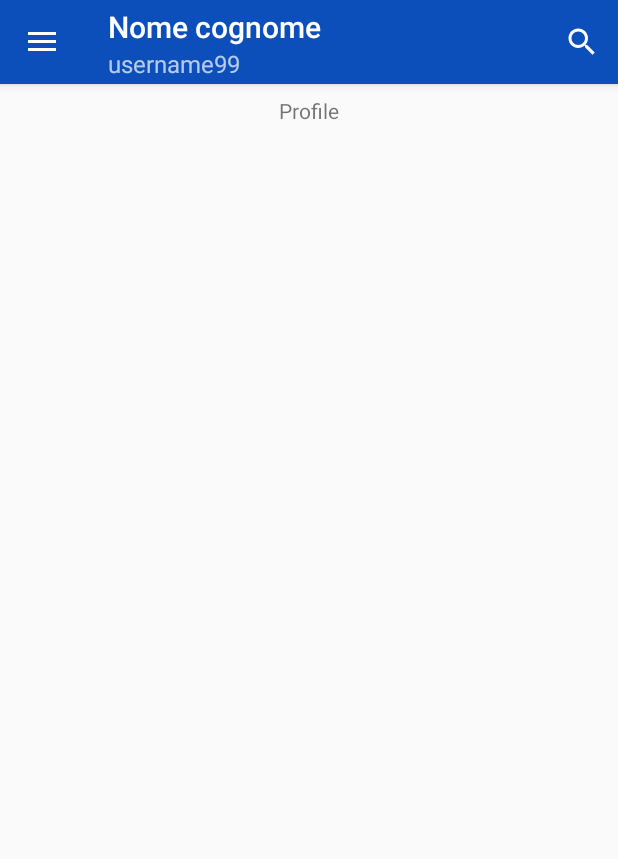
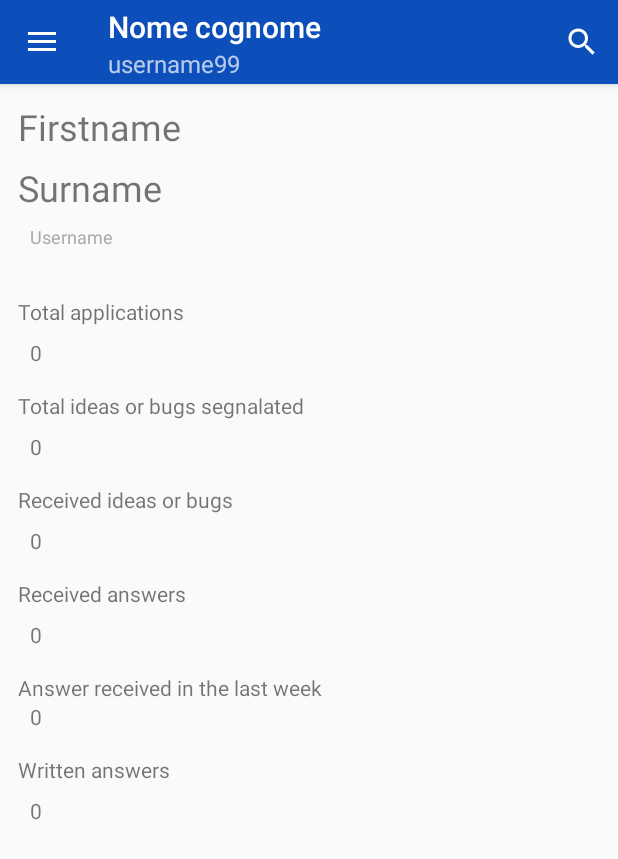
Before and after one commit to KayJay7/IdeaTracker, an Android app: the MainActivity screen opened directly, with no data from a screen before it, on a phone screen of 412 x 824 dp. Shown: the top 859 px of the screen. Run offline under Robolectric (Android 15) with nearby library versions, the phone set to English and light mode, and no system bars.

Commit message:
layout_profile completed

```diff
--- a/app/src/main/res/layout/layout_profile.xml
+++ b/app/src/main/res/layout/layout_profile.xml
@@ -1,5 +1,6 @@
 <?xml version="1.0" encoding="utf-8"?>
 <android.support.constraint.ConstraintLayout xmlns:android="http://schemas.android.com/apk/res/android"
+    xmlns:tools="http://schemas.android.com/tools"
     android:layout_width="match_parent"
     android:layout_height="match_parent"
     xmlns:app="http://schemas.android.com/apk/res-auto">
@@ -8,14 +9,146 @@
         android:id="@+id/textView2"
         android:layout_width="wrap_content"
         android:layout_height="wrap_content"
-        android:layout_marginBottom="8dp"
-        android:layout_marginEnd="8dp"
-        android:layout_marginStart="8dp"
-        android:layout_marginTop="8dp"
-        android:text="Profile"
-        app:layout_constraintBottom_toBottomOf="parent"
-        app:layout_constraintEnd_toEndOf="parent"
+        android:layout_marginStart="12dp"
+        android:layout_marginTop="12dp"
+        android:text="@string/fstname"
+        android:textSize="24sp"
         app:layout_constraintStart_toStartOf="parent"
         app:layout_constraintTop_toTopOf="parent" />
 
+    <TextView
+        android:id="@+id/textView3"
+        android:layout_width="wrap_content"
+        android:layout_height="wrap_content"
+        android:layout_marginTop="8dp"
+        android:text="@string/srname"
+        android:textSize="24sp"
+        app:layout_constraintStart_toStartOf="@+id/textView2"
+        app:layout_constraintTop_toBottomOf="@+id/textView2" />
+
+    <TextView
+        android:id="@+id/textView4"
+        android:layout_width="wrap_content"
+        android:layout_height="wrap_content"
+        android:layout_marginStart="8dp"
+        android:layout_marginTop="8dp"
+        android:text="@string/usrn"
+        android:textColor="@android:color/darker_gray"
+        android:textSize="12sp"
+        app:layout_constraintStart_toStartOf="@+id/textView3"
+        app:layout_constraintTop_toBottomOf="@+id/textView3" />
+
+    <TextView
+        android:id="@+id/textView5"
+        android:layout_width="wrap_content"
+        android:layout_height="wrap_content"
+        android:layout_marginTop="32dp"
+        android:text="@string/total_applications"
+        app:layout_constraintStart_toStartOf="@+id/textView3"
+        app:layout_constraintTop_toBottomOf="@+id/textView4" />
+
+    <TextView
+        android:id="@+id/textView6"
+        android:layout_width="wrap_content"
+        android:layout_height="wrap_content"
+        android:layout_marginStart="8dp"
+        android:layout_marginTop="8dp"
+        android:text="@string/def0"
+        app:layout_constraintStart_toStartOf="@+id/textView5"
+        app:layout_constraintTop_toBottomOf="@+id/textView5" />
+
+    <TextView
+        android:id="@+id/textView7"
+        android:layout_width="wrap_content"
+        android:layout_height="wrap_content"
+        android:layout_marginTop="16dp"
+        android:text="@string/total_ideas_bugs"
+        app:layout_constraintStart_toStartOf="@+id/textView5"
+        app:layout_constraintTop_toBottomOf="@+id/textView6" />
+
+    <TextView
+        android:id="@+id/textView8"
+        android:layout_width="wrap_content"
+        android:layout_height="wrap_content"
+        android:layout_marginStart="8dp"
+        android:layout_marginTop="8dp"
+        android:text="@string/def0"
+        app:layout_constraintStart_toStartOf="@+id/textView7"
+        app:layout_constraintTop_toBottomOf="@+id/textView7" />
+
+    <TextView
+        android:id="@+id/textView9"
+        android:layout_width="wrap_content"
+        android:layout_height="wrap_content"
+        android:layout_marginTop="16dp"
+        android:text="@string/received_ideas_bugs"
+        app:layout_constraintStart_toStartOf="@+id/textView7"
+        app:layout_constraintTop_toBottomOf="@+id/textView8" />
+
+    <TextView
+        android:id="@+id/textView10"
+        android:layout_width="wrap_content"
+        android:layout_height="wrap_content"
+        android:layout_marginStart="8dp"
+        android:layout_marginTop="8dp"
+        android:text="@string/def0"
+        app:layout_constraintStart_toStartOf="@+id/textView9"
+        app:layout_constraintTop_toBottomOf="@+id/textView9" />
+
+    <TextView
+        android:id="@+id/textView11"
+        android:layout_width="wrap_content"
+        android:layout_height="wrap_content"
+        android:layout_marginTop="16dp"
+        android:text="@string/received_answers"
+        app:layout_constraintStart_toStartOf="@+id/textView9"
+        app:layout_constraintTop_toBottomOf="@+id/textView10" />
+
+    <TextView
+        android:id="@+id/textView12"
+        android:layout_width="wrap_content"
+        android:layout_height="wrap_content"
+        android:layout_marginStart="8dp"
+        android:layout_marginTop="8dp"
+        android:text="@string/def0"
+        app:layout_constraintStart_toStartOf="@+id/textView11"
+        app:layout_constraintTop_toBottomOf="@+id/textView11" />
+
+    <TextView
+        android:id="@+id/textView13"
+        android:layout_width="wrap_content"
+        android:layout_height="wrap_content"
+        android:layout_marginTop="16dp"
+        android:text="@string/last_week_answer"
+        app:layout_constraintStart_toStartOf="@+id/textView11"
+        app:layout_constraintTop_toBottomOf="@+id/textView12" />
+
+    <TextView
+        android:id="@+id/textView14"
+        android:layout_width="wrap_content"
+        android:layout_height="wrap_content"
+        android:text="@string/def0"
+        app:layout_constraintTop_toBottomOf="@id/textView13"
+        app:layout_constraintStart_toStartOf="@id/textView13"
+        android:layout_marginStart="8dp" />
+
+    <TextView
+        android:id="@+id/textView16"
+        android:layout_width="wrap_content"
+        android:layout_height="wrap_content"
+        android:layout_marginTop="16dp"
+        android:text="@string/written_answers"
+        app:layout_constraintStart_toStartOf="@+id/textView13"
+        app:layout_constraintTop_toBottomOf="@+id/textView14" />
+
+    <TextView
+        android:id="@+id/textView17"
+        android:layout_width="wrap_content"
+        android:layout_height="wrap_content"
+        android:layout_marginStart="8dp"
+        android:layout_marginTop="8dp"
+        android:text="@string/def0"
+        app:layout_constraintStart_toStartOf="@+id/textView16"
+        app:layout_constraintTop_toBottomOf="@+id/textView16" />
+
 </android.support.constraint.ConstraintLayout>
--- a/app/src/main/res/values/strings.xml
+++ b/app/src/main/res/values/strings.xml
@@ -12,15 +12,12 @@
     <string name="srname">Surname</string>
     <string name="cncl">Cancel</string>
     <string name="title_activity_main" translatable="false">MainActivity</string>
-
     <string name="navigation_drawer_open">Open navigation drawer</string>
     <string name="navigation_drawer_close">Close navigation drawer</string>
-
     <string name="action_settings">Settings</string>
     <string name="addapp">New application</string>
     <string name="modapp">Modify application</string>
     <string name="comm" translatable="false">Community</string>
-
     <string name="search">Search</string>
     <string name="nwid">New idea</string>
     <string name="logout" translatable="false">Logout</string>
@@ -28,27 +25,29 @@
     <string name="mapp">My applications</string>
     <string name="mprof">My profile</string>
     <string name="disconnect">Disconnect</string>
-
     <string name="are_you_sure_disconnect">Are you sure do you want to disconnect?</string>
     <string name="warning">Warning!</string>
     <string name="timeout_error_message">The connection was timed out</string>
     <string name="retry">Retry</string>
     <string name="cant_connect">Unable to connect to the server, check your Internet connection!</string>
     <string name="invalid_url">Invalid URL</string>
-
     <string name="preference_username" translatable="false">com.group.ideatracker.ideatracker.USERNAME_APP_KEY</string>
     <string name="preference_passkey" translatable="false">com.group.ideatracker.ideatracker.PASSKEY</string>
     <string name="fill_field">You must fill this field</string>
-
     <string name="passwords_doesnt_match">Passwords doesn\'t match</string>
     <string name="username_already_exists">Username already exists</string>
-
     <string name="mail_already_registered">E-mail address already registered</string>
-
     <string name="error_during_registration">Error during registration</string>
     <string name="user_registered">An email for the confirmation has been sent, check it out to complete the registration!</string>
     <string name="user_needs_confirmation">This account needs confirmation, check your email address!</string>
     <string name="wrong_credentials">Wrong credentials</string>
     <string name="mail_not_valid">Email address not valid</string>
     <string name="done">Done</string>
+    <string name="total_applications">Total applications</string>
+    <string name="total_ideas_bugs">Total ideas or bugs segnalated</string>
+    <string name="received_ideas_bugs">Received ideas or bugs</string>
+    <string name="received_answers">Received answers</string>
+    <string name="def0" translatable="false">0</string>
+    <string name="last_week_answer">Answer received in the last week</string>
+    <string name="written_answers">Written answers</string>
 </resources>
```
Also changed, not shown: 1 other file.
